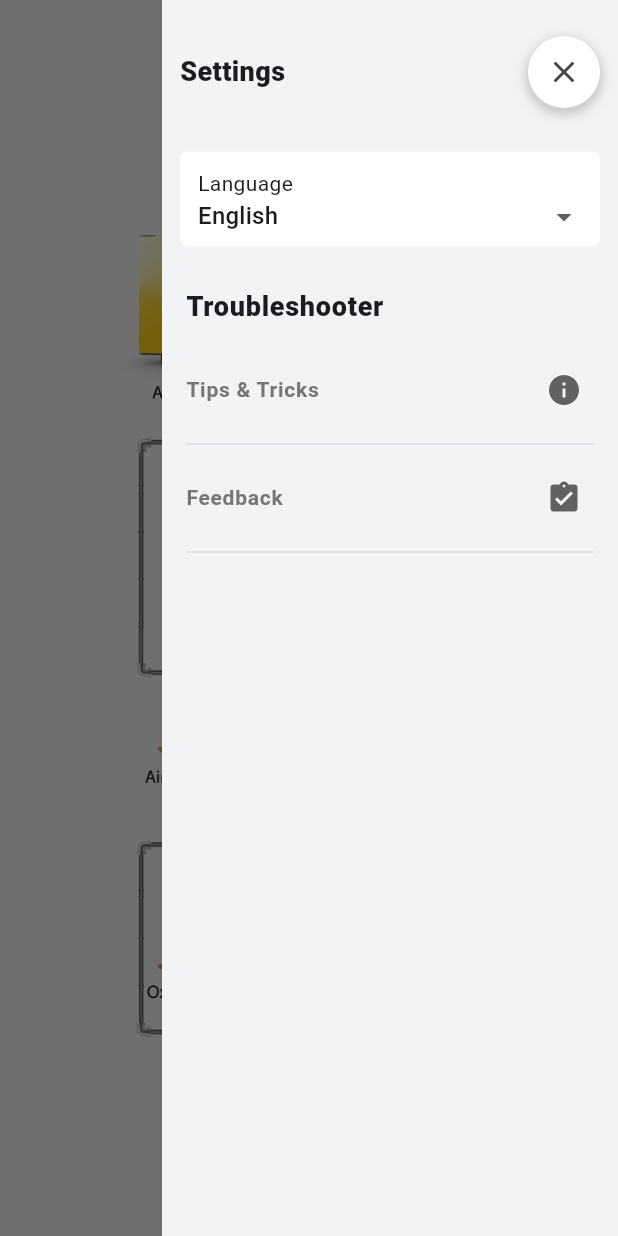
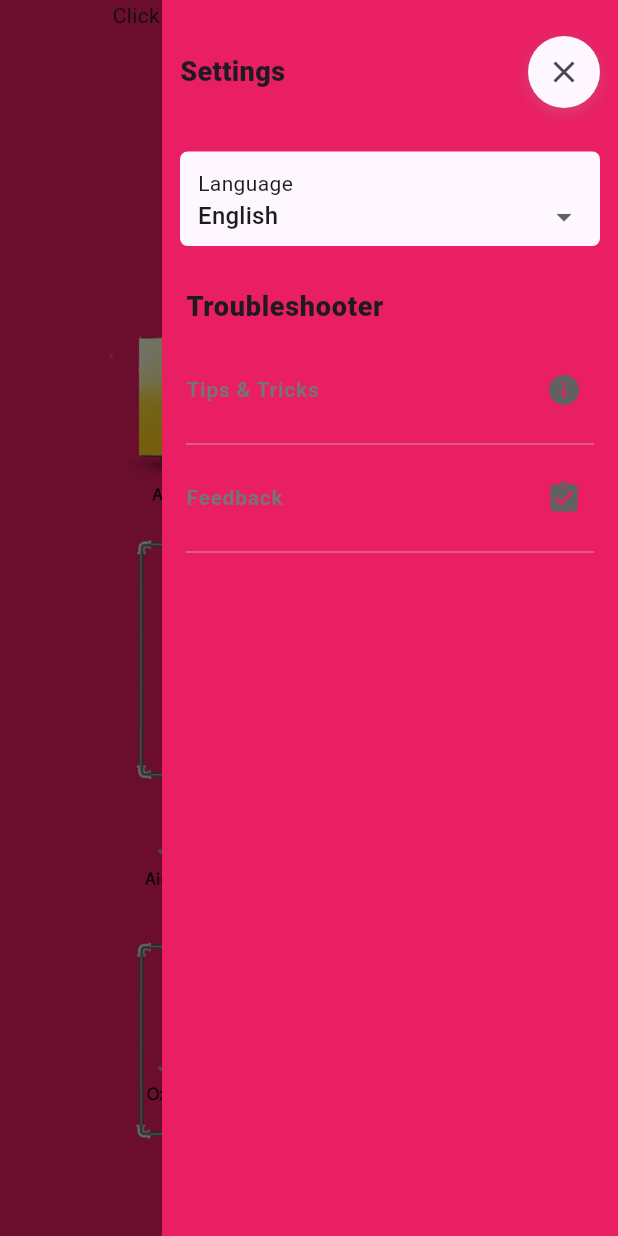
Before and after one commit to zeeshanhaider5121472/haiderWebApp, a Flutter app: the screen it shows after launch, with the side drawer open, on a phone screen of 412 x 824 dp. Run offline on Flutter 3.47's test engine with Material 3 defaults, Android fonts, the phone set to English and light mode, and no system bars; our stand-ins replace get, go_router, share_plus, stacked; project files that could hold a hidden picture were left out.

Commit message:
theme practice

```diff
--- a/lib/home_screen/home_screen_vm.dart
+++ b/lib/home_screen/home_screen_vm.dart
@@ -2,4 +2,24 @@ import 'package:stacked/stacked.dart';
 
 class HomeScreenVM extends BaseViewModel {
   bool onhover = false;
+  bool isLightThemeBool = false;
+
+  // bool get isLightThemeBool => _isLightThemeBool;
+
+  // HomeScreenVM() {
+  //   _getThemeStatus();
+  // }
+
+  // Future<void> _getThemeStatus() async {
+  //   final prefs = await SharedPreferences.getInstance();
+  //   isLightThemeBool = prefs.getBool('theme') ?? true;
+  //   notifyListeners();
+  // }
+
+  // Future<void> saveThemeStatus(bool value) async {
+  //   final prefs = await SharedPreferences.getInstance();
+  //   isLightThemeBool = value;
+  //   prefs.setBool('theme', value);
+  //   notifyListeners();
+  // }
 }
--- a/lib/home_screen/home_screen_vu.dart
+++ b/lib/home_screen/home_screen_vu.dart
@@ -1,4 +1,5 @@
 import 'package:flutter/material.dart';
+import 'package:get/get.dart';
 import 'package:go_router/go_router.dart';
 import 'package:stacked/stacked.dart';
 
@@ -30,26 +31,31 @@ class HomeScreenVU extends StackedView<HomeScreenVM> {
                   crossAxisAlignment: CrossAxisAlignment.center,
                   mainAxisAlignment: MainAxisAlignment.start,
                   children: [
+                    Text(
+                      'Click on switch to change to ${viewModel.isLightThemeBool ? 'Dark' : 'Light'} theme',
+                    ),
+                    Switch(
+                      value: viewModel.isLightThemeBool,
+                      onChanged: (value) {
+                        viewModel.isLightThemeBool = value;
+                        viewModel.notifyListeners();
+                        Get.changeThemeMode(
+                          value ? ThemeMode.light : ThemeMode.dark,
+                        );
+                      },
+                      // value: viewModel.isLightThemeBool,
+                      // onChanged: (val) {
+                      //   viewModel.saveThemeStatus(val);
+                      //   Get.changeThemeMode(
+                      //     val ? ThemeMode.light : ThemeMode.dark,
+                      //   );
+                      // },
+                    ),
                     const GenericHeader(
                       title: 'System Areas',
                       // color: Colors.white,
                     ),
-                    // screenSize.width < 1100
-                    //     ?
                     MainImgClickablewidget(screenSize: screenSize),
-                    // : const Row(
-                    //     mainAxisAlignment: MainAxisAlignment.spaceEvenly,
-                    //     children: [
-                    //       Text(
-                    //         "PSA\nTROUBLESHOOTER\nAPP",
-                    //         style: TextStyle(
-                    //             fontSize: 52,
-                    //             fontWeight: FontWeight.w800,
-                    //             fontFamily: 'Montserrat'),
-                    //       ),
-                    //       MainImgClickablewidget(),
-                    //     ],
-                    //   ),
                     SizedBox(
                       height: 40,
                     ),
--- a/lib/main.dart
+++ b/lib/main.dart
@@ -1,25 +1,24 @@
 import 'package:flutter/material.dart';
-import 'package:provider/provider.dart';
+import 'package:get/get.dart';
+import 'package:troubleshooter/reusable_widgets/theme/theme.dart';
 
-import 'reusable_widgets/theme/theme_provider.dart';
 import 'routing/app_route_config.dart';
 
 void main() {
-  runApp(ChangeNotifierProvider(
-      create: (_) => ThemeProvider(), child: const MyApp()));
+  runApp(const MyApp());
 }
 
 class MyApp extends StatelessWidget {
   const MyApp({super.key});
   @override
   Widget build(BuildContext context) {
-    final themeProvider = Provider.of<ThemeProvider>(context);
-    return MaterialApp.router(
+    // final themeProvider = Provider.of<ThemeProvider>(context);
+    return GetMaterialApp.router(
       debugShowCheckedModeBanner: false,
       title: 'PSA Troubleshooter',
-      theme: themeProvider.themeData,
-      darkTheme: themeProvider.themeData,
-      themeMode: themeProvider.themeMode,
+      theme: Themes().lightTheme,
+      darkTheme: Themes().darkTheme,
+      // themeMode: ThemeMode.system,
       // routerConfig: MyAppRouter().router,
       routeInformationParser:
           MyAppRouter.returnRouter(false).routeInformationParser,
--- a/lib/question_screen/question_screen_vu.dart
+++ b/lib/question_screen/question_screen_vu.dart
@@ -19,7 +19,7 @@ class QuestionScreenVU extends StackedView<QuestionScreenVM> {
   @override
   Widget builder(
       BuildContext context, QuestionScreenVM viewModel, Widget? child) {
-    final themeProvider = Provider.of<ThemeProvider>(context);
+    // final themeProvider = Provider.of<ThemeProvider>(context);
     final screenSize = MediaQuery.of(context).size;
     return Scaffold(
         key: scaffoldKey,
--- a/lib/reusable_widgets/header_button.dart
+++ b/lib/reusable_widgets/header_button.dart
@@ -1,7 +1,4 @@
 import 'package:flutter/material.dart';
-import 'package:provider/provider.dart';
-
-import 'theme/theme_provider.dart';
 
 class HeaderButtons extends StatelessWidget {
   final bool onBack;
@@ -14,7 +11,7 @@ class HeaderButtons extends StatelessWidget {
 
   @override
   Widget build(BuildContext context) {
-    final themeProvider = Provider.of<ThemeProvider>(context);
+    // final themeProvider = Provider.of<ThemeProvider>(context);
     return Row(
       mainAxisAlignment: MainAxisAlignment.spaceBetween,
       children: [
@@ -27,9 +24,10 @@ class HeaderButtons extends StatelessWidget {
                   color: Theme.of(context).dialogBackgroundColor,
                   boxShadow: [
                     BoxShadow(
-                      color: themeProvider.themeMode == ThemeMode.light
-                          ? Colors.grey.withOpacity(0.5)
-                          : Colors.grey.withOpacity(0 ), // Shadow color
+                      // color: themeProvider.themeMode == ThemeMode.light
+                      //     ? Colors.grey.withOpacity(0.5)
+                      //     : Colors.grey.withOpacity(0 ), // Shadow color
+                      color: Colors.grey.withOpacity(0.5), // Shadow color
                       spreadRadius: 2, // Spread radius
                       blurRadius: 5, // Blur radius
                       offset: const Offset(0, 3), // Offset in the x,y direction
--- a/lib/reusable_widgets/sidemenu/sidemenu_vu.dart
+++ b/lib/reusable_widgets/sidemenu/sidemenu_vu.dart
@@ -1,10 +1,8 @@
 import 'package:flutter/material.dart';
-import 'package:provider/provider.dart';
 import 'package:stacked/stacked.dart';
 import 'package:url_launcher/url_launcher.dart';
 
 import '../dropdown_language.dart';
-import '../theme/theme_provider.dart';
 import 'sidemenu_vm.dart';
 
 class GenericDrawerVU extends StackedView<GenericDrawerVM> {
@@ -18,13 +16,13 @@ class GenericDrawerVU extends StackedView<GenericDrawerVM> {
     GenericDrawerVM viewModel,
     Widget? child,
   ) {
-    final themeProvider = Provider.of<ThemeProvider>(context);
+    // final themeProvider = Provider.of<ThemeProvider>(context);
     String selectedLanguage = 'English';
     List<String> languages = ['English', 'Français', 'Español', 'Deutsch'];
     bool isSwitched; // Initial value for the switch
-    themeProvider.themeMode == ThemeMode.dark
-        ? isSwitched = true // Initial value for the switch
-        : isSwitched = false;
+    // themeProvider.themeMode == ThemeMode.dark
+    //     ? isSwitched = true // Initial value for the switch
+    //     : isSwitched = false;
 
     return Drawer(
       backgroundColor: Theme.of(context).scaffoldBackgroundColor,
@@ -47,9 +45,10 @@ class GenericDrawerVU extends StackedView<GenericDrawerVM> {
                     color: Theme.of(context).dialogBackgroundColor,
                     boxShadow: [
                       BoxShadow(
-                        color: themeProvider.themeMode == ThemeMode.light
-                            ? Colors.grey.withOpacity(0.5)
-                            : Colors.grey.withOpacity(0.2),
+                        // color: themeProvider.themeMode == ThemeMode.light
+                        //     ? Colors.grey.withOpacity(0.5)
+                        //     : Colors.grey.withOpacity(0.2),
+                        color: Colors.grey.withOpacity(0.2),
                         spreadRadius: 2,
                         blurRadius: 5,
                         offset: const Offset(0, 3),
--- a/lib/reusable_widgets/theme/theme.dart
+++ b/lib/reusable_widgets/theme/theme.dart
@@ -15,3 +15,49 @@
 //     // brightness: Brightness.dark,
 //     colorScheme: const ColorScheme.dark(
 //         background: Color.fromARGB(255, 0, 0, 0), primary: Colors.purple));
+
+// theme_utils.dart
+import 'package:flutter/material.dart';
+
+class Themes {
+  // RxBool isLightThemeBool = false.obs;
+
+  // Future<SharedPreferences> _prefs = SharedPreferences.getInstance();
+
+  // saveThemeStatus() async {
+  //   SharedPreferences pref = await _prefs;
+  //   pref.setBool('theme', isLightThemeBool.value);
+  // }
+
+  // getThemeStatus() async {
+  //   var _isLight = _prefs.then((SharedPreferences prefs) {
+  //     return prefs.getBool('theme') != null ? prefs.getBool('theme') : true;
+  //   }).obs;
+  //   isLightThemeBool.value = (await _isLight.value)!;
+  //   Get.changeThemeMode(isLightThemeBool.value ? ThemeMode.light : ThemeMode.dark);
+  // }
+
+  final darkTheme = ThemeData.dark().copyWith(
+    scaffoldBackgroundColor: Colors.amber,
+    hintColor: Colors.red,
+    // brightness: Brightness.dark,
+    primaryColor: Colors.amber,
+    buttonTheme: const ButtonThemeData(
+      buttonColor: Colors.amber,
+      disabledColor: Colors.grey,
+    ),
+  );
+
+  final lightTheme = ThemeData.light().copyWith(
+    // ThemeData lightTheme = ThemeData.light().copyWith(
+    scaffoldBackgroundColor: Colors.pink,
+
+    hintColor: Colors.pink,
+    // brightness: Brightness.light,
+    primaryColor: Colors.blue,
+    buttonTheme: const ButtonThemeData(
+      buttonColor: Colors.blue,
+      disabledColor: Colors.grey,
+    ),
+  );
+}
--- a/lib/reusable_widgets/theme/theme_provider.dart
+++ b/lib/reusable_widgets/theme/theme_provider.dart
@@ -1,33 +1,33 @@
-import 'package:flutter/material.dart';
+// import 'package:flutter/material.dart';
 
-class ThemeProvider extends ChangeNotifier {
-  ThemeMode _themeMode = ThemeMode.light;
-  ThemeMode get themeMode => _themeMode;
+// class ThemeProvider extends ChangeNotifier {
+//   ThemeMode _themeMode = ThemeMode.light;
+//   ThemeMode get themeMode => _themeMode;
 
-  void toggleTheme() {
-    _themeMode =
-        _themeMode == ThemeMode.light ? ThemeMode.dark : ThemeMode.light;
-    notifyListeners();
-  }
+//   void toggleTheme() {
+//     _themeMode =
+//         _themeMode == ThemeMode.light ? ThemeMode.dark : ThemeMode.light;
+//     notifyListeners();
+//   }
 
-  ThemeData get themeData {
-    return ThemeData(
-      useMaterial3: true,
-      brightness:
-          _themeMode == ThemeMode.light ? Brightness.light : Brightness.dark,
-      // primaryColor:
-      //     _themeMode == ThemeMode.light ? Colors.blue : Colors.deepPurple,
-      // // accentColor: _themeMode == ThemeMode.light ? Colors.orange : Colors.teal,
-      // primaryColorLight: _themeMode == ThemeMode.light
-      //     ? Colors.blueGrey[100]
-      //     : Colors.deepPurple[100],
-      // primaryColorDark: _themeMode == ThemeMode.light
-      //     ? Colors.blueGrey[900]
-      //     : Colors.deepPurple[900],
-      scaffoldBackgroundColor:
-          _themeMode == ThemeMode.light ? Color(0xfff1f3f5) : Color(0xff111314),
-      dialogBackgroundColor:
-          _themeMode == ThemeMode.light ? Color(0xffffffff) : Color(0xff1f2021),
-    );
-  }
-}
+//   ThemeData get themeData {
+//     return ThemeData(
+//       useMaterial3: true,
+//       brightness:
+//           _themeMode == ThemeMode.light ? Brightness.light : Brightness.dark,
+//       // primaryColor:
+//       //     _themeMode == ThemeMode.light ? Colors.blue : Colors.deepPurple,
+//       // // accentColor: _themeMode == ThemeMode.light ? Colors.orange : Colors.teal,
+//       // primaryColorLight: _themeMode == ThemeMode.light
+//       //     ? Colors.blueGrey[100]
+//       //     : Colors.deepPurple[100],
+//       // primaryColorDark: _themeMode == ThemeMode.light
+//       //     ? Colors.blueGrey[900]
+//       //     : Colors.deepPurple[900],
+//       scaffoldBackgroundColor:
+//           _themeMode == ThemeMode.light ? Color(0xfff1f3f5) : Color(0xff111314),
+//       dialogBackgroundColor:
+//           _themeMode == ThemeMode.light ? Color(0xffffffff) : Color(0xff1f2021),
+//     );
+//   }
+// }
--- a/pubspec.yaml
+++ b/pubspec.yaml
@@ -39,6 +39,8 @@ dependencies:
   go_router: ^5.2.0
   share_plus: ^8.0.3
   url_launcher: ^6.2.6
+  get: ^4.6.6
+  shared_preferences: ^2.2.3
 
 dev_dependencies:
   flutter_test:
```
Also changed, not shown: lib/booster_compressor_screens/solution_booster_compressor_screen_vu.dart (+7 -10 lines), lib/reusable_widgets/sidemenu/sidemenu_vm.dart (+5 -7 lines), lib/solution_screen/solution_screen_vu.dart (+7 -8 lines), pubspec.lock, 1 other file.
